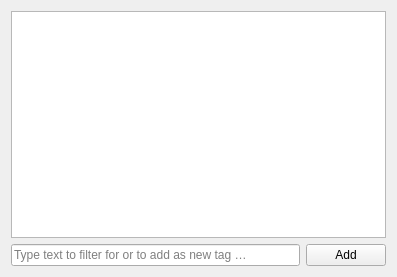
Above: data/roster_tags_box.ui from jabbercat/jabbercat before the change. Below: the same form after it.
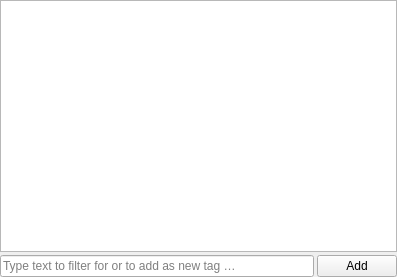
That is the form after the change. Icons and pictures are not drawn.

Commit message: Re-write roster for identity-less things

Diff of the .ui file:
```diff
--- a/data/roster_tags_box.ui
+++ b/data/roster_tags_box.ui
@@ -20,6 +20,21 @@
    <string>Form</string>
   </property>
   <layout class="QVBoxLayout" name="verticalLayout">
+   <property name="spacing">
+    <number>3</number>
+   </property>
+   <property name="leftMargin">
+    <number>0</number>
+   </property>
+   <property name="topMargin">
+    <number>0</number>
+   </property>
+   <property name="rightMargin">
+    <number>0</number>
+   </property>
+   <property name="bottomMargin">
+    <number>0</number>
+   </property>
    <item>
     <widget class="QListView" name="tag_view">
      <property name="alternatingRowColors">
@@ -32,6 +47,9 @@
    </item>
    <item>
     <layout class="QHBoxLayout" name="horizontalLayout">
+     <property name="spacing">
+      <number>3</number>
+     </property>
      <item>
       <widget class="QLineEdit" name="tag_input">
        <property name="placeholderText">
```
Left out of the diff: 3 changed lines with no effect on the pictures. The commit also changes 5 other files.
